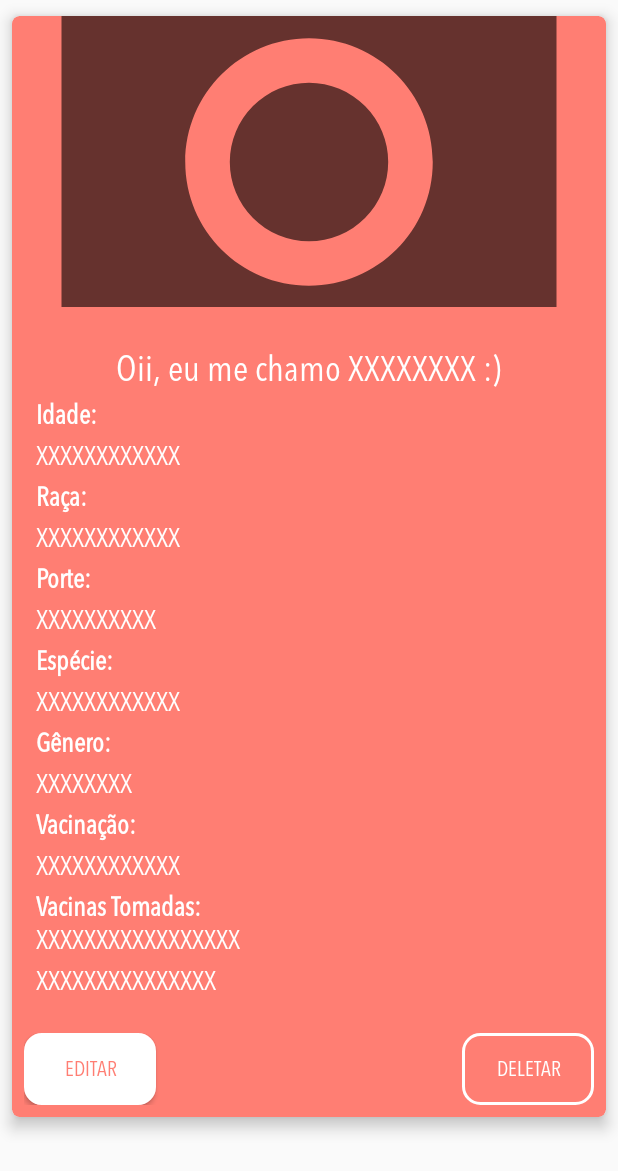
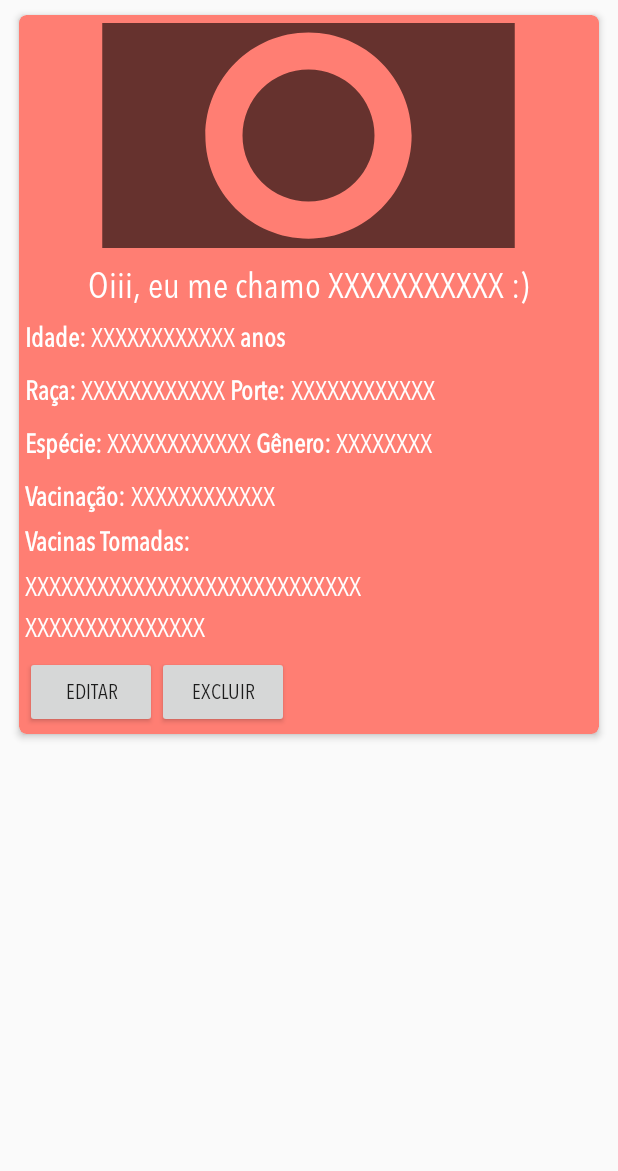
Before and after one commit to farond/AppAnimalDonate, an Android app: the layout anuncio_item.xml on its own in the app's theme, with its tools: preview values and no code run, on a phone screen of 412 x 824 dp. Shown: the top 1171 px of the screen. Run offline under Robolectric (Android 15) with nearby library versions, the phone set to English and light mode, and no system bars.

```diff
--- a/app/src/main/java/br/usjt/appanimaldonate/model/Animal.java
+++ b/app/src/main/java/br/usjt/appanimaldonate/model/Animal.java
@@ -17,6 +17,7 @@ import static androidx.room.ForeignKey.CASCADE;
         childColumns = "usuarioId",
         onDelete = CASCADE))
 public class Animal implements Serializable {
+
 
     @PrimaryKey
     @SerializedName("_id")
@@ -165,6 +166,13 @@ public class Animal implements Serializable {
     public void setUsuarioTelefone(String usuarioTelefone) {
         this.usuarioTelefone = usuarioTelefone;
     }
+    public int getUsuarioId() {
+        return usuarioId;
+    }
+
+    public void setUsuarioId(int usuarioId) {
+        this.usuarioId = usuarioId;
+    }
 
     @Override
     public String toString() {
--- a/app/src/main/java/br/usjt/appanimaldonate/model/AnimalService.java
+++ b/app/src/main/java/br/usjt/appanimaldonate/model/AnimalService.java
@@ -13,21 +13,21 @@ import retrofit2.http.Path;
 
 public interface AnimalService {
 
-    @GET("/api/abe319b0ec074dca8c75151ea289aafa/animal")
+    @GET("/api/2829e58641a3416a9ef606e64bfe2c96/animal")
     Call<List<Animal>> getAllAnimais();
 
 
-    @POST("/api/abe319b0ec074dca8c75151ea289aafa/animal")
+    @POST("/api/2829e58641a3416a9ef606e64bfe2c96/animal")
     Call<ResponseBody> salvarAnimal(
             @Body
                     Animal animal);
 
-    @PUT("/api/abe319b0ec074dca8c75151ea289aafa/animal/{id}")
+    @PUT("/api/2829e58641a3416a9ef606e64bfe2c96/animal/{id}")
     Call<ResponseBody> alterarAnimal(
             @Path("id") String id,
             @Body AnimalPut animalPut);
 
-    @DELETE("/api/abe319b0ec074dca8c75151ea289aafa/animal/{id}")
+    @DELETE("/api/2829e58641a3416a9ef606e64bfe2c96/animal/{id}")
     Call<ResponseBody> deletarAnimal(
             @Path("id") String id);
 
--- a/app/src/main/java/br/usjt/appanimaldonate/ui/AnunciosAdapter.java
+++ b/app/src/main/java/br/usjt/appanimaldonate/ui/AnunciosAdapter.java
@@ -1,6 +1,5 @@
 package br.usjt.appanimaldonate.ui;
 
-import android.annotation.SuppressLint;
 import android.view.LayoutInflater;
 import android.view.View;
 import android.view.ViewGroup;
@@ -17,7 +16,6 @@ import java.util.List;
 import br.usjt.appanimaldonate.R;
 import br.usjt.appanimaldonate.model.Animal;
 import br.usjt.appanimaldonate.model.AnimalRepository;
-import br.usjt.appanimaldonate.model.AnimalService;
 import br.usjt.appanimaldonate.model.AnimalViewModel;
 import br.usjt.appanimaldonate.util.ImageUtil;
 
@@ -26,9 +24,8 @@ public class AnunciosAdapter extends RecyclerView.Adapter<AnunciosAdapter.Anunci
     private List<Animal> results = new ArrayList<>();
     private static AnunciosAdapter.ItemClickListener itemClickListener;
     private ItemClickListener ClickListener;
-    private AnimalViewModel animalViewModel;
     private AnimalRepository animalRepository;
-
+    private Animal animal;
 
     @NonNull
     @Override
@@ -39,7 +36,6 @@ public class AnunciosAdapter extends RecyclerView.Adapter<AnunciosAdapter.Anunci
         return new AnunciosAdapter.AnunciosHolder(itemView);
     }
 
-    @SuppressLint("SetTextI18n")
     @Override
     public void onBindViewHolder(@NonNull AnunciosAdapter.AnunciosHolder holder, int position) {
 
@@ -49,12 +45,6 @@ public class AnunciosAdapter extends RecyclerView.Adapter<AnunciosAdapter.Anunci
         holder.textViewEspecieAnimal.setText(animal.getEspecieAnimal());
         holder.textViewRacaAnimal.setText(animal.getRacaAnimal());
         holder.textViewPorteAnimal.setText(animal.getPorteAnimal());
-        if (animal.getPorteAnimal().equals("Selecione o Porte")){
-            holder.textViewPorteAnimal.setText("Não informado");
-        }
-        else{
-            holder.textViewPorteAnimal.setText(animal.getPorteAnimal());
-        }
         holder.textViewGeneroAnimal.setText(animal.getGeneroAnimal());
         holder.textViewIdadeAnimal.setText(animal.getIdadeAnimal());
         if(animal.isVacina()){
@@ -78,12 +68,6 @@ public class AnunciosAdapter extends RecyclerView.Adapter<AnunciosAdapter.Anunci
         }
 
         holder.textViewInformacaoAnimal.setText(animal.getInformacao());
-        if(animal.getInformacao().equals("")){
-            holder.textViewInformacaoAnimal.setText("Vacinas não informadas");
-        }
-        else{
-            holder.textViewInformacaoAnimal.setText(animal.getInformacao());
-        }
     }
 
     @Override
@@ -109,7 +93,7 @@ public class AnunciosAdapter extends RecyclerView.Adapter<AnunciosAdapter.Anunci
         private TextView textViewCastracaoAnimal;
         private TextView textViewInformacaoAnimal;
         private Button editarAnuncioButton;
-        private Button deletarAnuncioButton;
+        private Button excluirAnuncioButton;
         private ImageView fotoCard;
 
 
@@ -126,8 +110,22 @@ public class AnunciosAdapter extends RecyclerView.Adapter<AnunciosAdapter.Anunci
             textViewInformacaoAnimal = itemView.findViewById(R.id.textViewInformacaoVacAnimal);
             fotoCard = itemView.findViewById(R.id.fotoCard);
             editarAnuncioButton = itemView.findViewById(R.id.editarAnuncioButton);
-            deletarAnuncioButton = itemView.findViewById(R.id.deletarAnuncioButton);
             editarAnuncioButton.setOnClickListener(this);
+            excluirAnuncioButton = itemView.findViewById(R.id.excluirAnuncioButton);
+            excluirAnuncioButton.setOnClickListener(new View.OnClickListener() {
+                @Override
+                public void onClick(View view) {
+                    Animal animal = new Animal();
+
+                    String id = results.get(getAdapterPosition()).getId();
+
+                    animal.setId(id);
+
+                    animalRepository.deletarAnimal(animal);
+                }
+            });
+
+            itemView.setOnClickListener(this);
 
         }
 
@@ -140,19 +138,12 @@ public class AnunciosAdapter extends RecyclerView.Adapter<AnunciosAdapter.Anunci
     }
 
 
-
     public void setOnItemClickListener(AnunciosAdapter.ItemClickListener itemClickListener){
         this.itemClickListener = itemClickListener;
     }
-
 
     public interface ItemClickListener {
         void onClick(int position, Animal animal);
     }
 
-
-
-
-
-
 }
--- a/app/src/main/res/layout/anuncio_item.xml
+++ b/app/src/main/res/layout/anuncio_item.xml
@@ -1,47 +1,49 @@
 <?xml version="1.0" encoding="utf-8"?>
-<androidx.cardview.widget.CardView
-    xmlns:android="http://schemas.android.com/apk/res/android"
+<androidx.cardview.widget.CardView xmlns:android="http://schemas.android.com/apk/res/android"
     xmlns:app="http://schemas.android.com/apk/res-auto"
     android:layout_width="match_parent"
     android:layout_height="wrap_content"
+    android:layout_marginStart="8dp"
+    android:layout_marginTop="4dp"
+    android:layout_marginEnd="8dp"
+    android:layout_marginBottom="4dp"
+    app:cardBackgroundColor="@color/colorPrimary"
     app:cardCornerRadius="5dp"
-    app:cardElevation="6dp"
-    app:cardUseCompatPadding="true"
-    app:cardBackgroundColor="@color/colorPrimary">
+    app:cardElevation="3dp"
+    app:cardUseCompatPadding="true">
 
-    <LinearLayout
+    <androidx.constraintlayout.widget.ConstraintLayout
         android:layout_width="match_parent"
-        android:layout_height="wrap_content"
-        android:orientation="vertical">
-
-        <ImageView
-            android:layout_width="match_parent"
-            android:layout_height="194dp"
-            android:scaleType="centerCrop"
-            android:src="@drawable/ic_photo"
-            android:id="@+id/fotoCard"
-            android:orientation="horizontal"
-            />
+        android:layout_height="wrap_content">
 
         <LinearLayout
             android:layout_width="match_parent"
             android:layout_height="wrap_content"
             android:orientation="vertical"
-            android:padding="16dp">
+            app:layout_constraintStart_toStartOf="parent"
+            app:layout_constraintTop_toTopOf="parent">
+
+            <ImageView
+                android:id="@+id/fotoCard"
+                android:layout_width="330dp"
+                android:layout_height="150dp"
+                android:layout_gravity="center"
+                android:layout_marginTop="5dp"
+                android:adjustViewBounds="true"
+                android:scaleType="centerCrop"
+                android:src="@drawable/ic_photo" />
 
             <LinearLayout
                 android:layout_width="match_parent"
-                android:layout_height="wrap_content"
-                android:gravity="center_horizontal"
-                >
+                android:layout_height="match_parent"
+                android:gravity="center_horizontal">
 
                 <TextView
                     android:id="@+id/textViewMeChamo"
                     android:layout_width="wrap_content"
                     android:layout_height="wrap_content"
                     android:layout_marginTop="10dp"
-                    android:text="Oii, eu me chamo "
-                    android:fontFamily="@font/avenir_condensed"
+                    android:text="Oiii, eu me chamo "
                     android:textColor="@color/white"
                     android:textSize="24dp" />
 
@@ -49,238 +51,246 @@
                     android:id="@+id/textViewNomeAnimal"
                     android:layout_width="wrap_content"
                     android:layout_height="wrap_content"
-                    android:text="XXXXXXXX"
-                    android:fontFamily="@font/avenir_condensed"
+                    android:layout_marginTop="10dp"
+                    android:text="XXXXXXXXXXX"
                     android:textColor="@color/white"
-                    android:textSize="23dp"
-                    android:layout_marginTop="10dp"
-                    />
+                    android:textSize="23dp" />
 
                 <TextView
                     android:id="@+id/textViewIcon"
                     android:layout_width="wrap_content"
                     android:layout_height="wrap_content"
+                    android:layout_marginTop="10dp"
                     android:text=" :)"
-                    android:fontFamily="@font/avenir_condensed"
                     android:textColor="@color/white"
-                    android:textSize="24dp"
-                    android:layout_marginTop="10dp"
-                    />
+                    android:textSize="24dp" />
+
             </LinearLayout>
-
 
             <LinearLayout
                 android:layout_width="match_parent"
-                android:layout_height="wrap_content"
-                android:gravity="center_horizontal"
-                ></LinearLayout>
+                android:layout_height="match_parent"
+                android:layout_margin="4dp">
 
                 <TextView
                     android:id="@+id/textViewAnos"
                     android:layout_width="wrap_content"
                     android:layout_height="wrap_content"
-                android:text="Idade:"
-                android:fontFamily="@font/avenir_condensed"
-                android:textStyle="bold"
+                    android:layout_marginTop="5dp"
+                    android:text="Idade: "
+                    android:textColor="@color/white"
                     android:textSize="18dp"
-                android:textColor="@color/white"
-                android:layout_marginTop="5dp"
-                />
+                    android:textStyle="bold" />
 
                 <TextView
-                android:text="XXXXXXXXXXXX"
                     android:id="@+id/textViewIdadeAnimal"
-                android:textSize="18dp"
-                android:fontFamily="@font/avenir_condensed"
-                android:textColor="@color/white"
                     android:layout_width="wrap_content"
                     android:layout_height="wrap_content"
-                android:layout_marginTop="5dp"/>
+                    android:layout_marginTop="5dp"
+                    android:text="XXXXXXXXXXXX"
+                    android:textColor="@color/white"
+                    android:textSize="18dp" />
+
+                <TextView
+                    android:id="@+id/textViewYears"
+                    android:layout_width="wrap_content"
+                    android:layout_height="wrap_content"
+                    android:layout_marginTop="5dp"
+                    android:text=" anos"
+                    android:textColor="@color/white"
+                    android:textSize="18dp"
+                    android:textStyle="bold" />
+
+            </LinearLayout>
+
+            <LinearLayout
+                android:layout_width="match_parent"
+                android:layout_height="match_parent"
+                android:layout_margin="4dp">
 
                 <TextView
                     android:id="@+id/textViewInfoRaca"
                     android:layout_width="wrap_content"
                     android:layout_height="wrap_content"
-                android:text="Raça:"
-                android:textStyle="bold"
-                android:fontFamily="@font/avenir_condensed"
+                    android:layout_marginTop="5dp"
+                    android:text="Raça: "
+                    android:textColor="@color/white"
                     android:textSize="18dp"
-                android:textColor="@color/white"
-                android:layout_marginTop="5dp"
-                />
+                    android:textStyle="bold" />
 
                 <TextView
-                android:text="XXXXXXXXXXXX"
                     android:id="@+id/textViewRacaAnimal"
-                android:textColor="@color/white"
                     android:layout_width="wrap_content"
                     android:layout_height="wrap_content"
-                android:fontFamily="@font/avenir_condensed"
-                android:textSize="18dp"
-                android:layout_marginTop="5dp"/>
+                    android:layout_marginTop="5dp"
+                    android:text="XXXXXXXXXXXX"
+                    android:textColor="@color/white"
+                    android:textSize="18dp" />
 
                 <TextView
                     android:id="@+id/textViewInfoPorte"
                     android:layout_width="wrap_content"
                     android:layout_height="wrap_content"
-                android:text="Porte:"
-                android:fontFamily="@font/avenir_condensed"
-                android:textStyle="bold"
+                    android:layout_marginTop="5dp"
+                    android:text=" Porte: "
+                    android:textColor="@color/white"
                     android:textSize="18dp"
-                android:textColor="@color/white"
-                android:layout_marginTop="5dp"
-                />
+                    android:textStyle="bold" />
 
                 <TextView
-                android:text="XXXXXXXXXX"
                     android:id="@+id/textViewPorteAnimal"
-                android:textSize="18dp"
-                android:fontFamily="@font/avenir_condensed"
-                android:textColor="@color/white"
                     android:layout_width="wrap_content"
                     android:layout_height="wrap_content"
-                android:layout_marginTop="5dp"/>
+                    android:layout_marginTop="5dp"
+                    android:text="XXXXXXXXXXXX"
+                    android:textColor="@color/white"
+                    android:textSize="18dp" />
+
+            </LinearLayout>
+
+            <LinearLayout
+                android:layout_width="match_parent"
+                android:layout_height="match_parent"
+                android:layout_margin="4dp">
 
                 <TextView
                     android:id="@+id/textViewInfoEspecie"
                     android:layout_width="wrap_content"
                     android:layout_height="wrap_content"
-                android:text="Espécie:"
+                    android:layout_marginTop="5dp"
+                    android:text="Espécie: "
+                    android:textColor="@color/white"
                     android:textSize="18dp"
-                android:fontFamily="@font/avenir_condensed"
-                android:textStyle="bold"
-                android:textColor="@color/white"
-                android:layout_marginTop="5dp"
-                />
+                    android:textStyle="bold" />
 
                 <TextView
-                android:text="XXXXXXXXXXXX"
                     android:id="@+id/textViewEspecieAnimal"
-                android:textColor="@color/white"
-                android:textSize="18dp"
-                android:fontFamily="@font/avenir_condensed"
                     android:layout_width="wrap_content"
                     android:layout_height="wrap_content"
-                android:layout_marginTop="5dp"/>
+                    android:layout_marginTop="5dp"
+                    android:text="XXXXXXXXXXXX"
+                    android:textColor="@color/white"
+                    android:textSize="18dp" />
 
                 <TextView
                     android:id="@+id/textViewInfoGenero"
                     android:layout_width="wrap_content"
                     android:layout_height="wrap_content"
-                android:text="Gênero:"
+                    android:layout_marginTop="5dp"
+                    android:text=" Gênero: "
+                    android:textColor="@color/white"
                     android:textSize="18dp"
-                android:fontFamily="@font/avenir_condensed"
-                android:textColor="@color/white"
-                android:textStyle="bold"
-                android:layout_marginTop="5dp"
-                />
+                    android:textStyle="bold" />
 
                 <TextView
-                android:text="XXXXXXXX"
                     android:id="@+id/textViewGeneroAnimal"
-                android:textColor="@color/white"
-                android:textSize="18dp"
-                android:fontFamily="@font/avenir_condensed"
                     android:layout_width="wrap_content"
                     android:layout_height="wrap_content"
-                android:layout_marginTop="5dp"/>
+                    android:layout_marginTop="5dp"
+                    android:text="XXXXXXXX"
+                    android:textColor="@color/white"
+                    android:textSize="18dp" />
+
+            </LinearLayout>
+
+            <LinearLayout
+                android:layout_width="match_parent"
+                android:layout_height="match_parent"
+                android:layout_margin="4dp">
 
                 <TextView
                     android:id="@+id/textViewInfoVacina"
                     android:layout_width="wrap_content"
                     android:layout_height="wrap_content"
-                android:text="Vacinação:"
-                android:fontFamily="@font/avenir_condensed"
-                android:textStyle="bold"
+                    android:layout_marginTop="5dp"
+                    android:text="Vacinação: "
+                    android:textColor="@color/white"
                     android:textSize="18dp"
-                android:textColor="@color/white"
-                android:layout_marginTop="5dp"
-                />
+                    android:textStyle="bold" />
 
                 <TextView
-                android:text="XXXXXXXXXXXX"
                     android:id="@+id/textViewVacinaAnimal"
-                android:textColor="@color/white"
-                android:textSize="18dp"
-                android:fontFamily="@font/avenir_condensed"
                     android:layout_width="wrap_content"
                     android:layout_height="wrap_content"
-                android:layout_marginTop="5dp"/>
+                    android:layout_marginTop="5dp"
+                    android:text="XXXXXXXXXXXX"
+                    android:textColor="@color/white"
+                    android:textSize="18dp" />
 
+            </LinearLayout>
 
             <TextView
                 android:id="@+id/textViewInfoVacinass"
                 android:layout_width="wrap_content"
                 android:layout_height="wrap_content"
+                android:layout_margin="4dp"
                 android:layout_marginTop="5dp"
                 android:text="Vacinas Tomadas:"
-                android:fontFamily="@font/avenir_condensed"
                 android:textColor="@color/white"
                 android:textSize="18dp"
                 android:textStyle="bold" />
 
-            <TextView
-                android:text="XXXXXXXXXXXXXXXXX"
-                android:id="@+id/textViewInformacaoVacAnimal"
-                android:textColor="@color/white"
-                android:textSize="18dp"
-                android:fontFamily="@font/avenir_condensed"
-                android:layout_width="match_parent"
-                android:layout_height="wrap_content"/>
+            <LinearLayout
+                android:id="@+id/layoutDadosAnuncio"
+                android:layout_width="wrap_content"
+                android:layout_height="wrap_content"
+                android:layout_margin="4dp"
+                android:orientation="vertical"
+                app:layout_constraintStart_toStartOf="parent"
+                app:layout_constraintTop_toTopOf="parent">
 
                 <TextView
+                    android:id="@+id/textViewInformacaoVacAnimal"
+                    android:layout_width="match_parent"
+                    android:layout_height="wrap_content"
+                    android:text="XXXXXXXXXXXXXXXXXXXXXXXXXXXX"
+                    android:textColor="@color/white"
+                    android:textSize="18dp" />
+
+                <TextView
+                    android:id="@+id/textViewCastracaoAnimal"
+                    android:layout_width="match_parent"
+                    android:layout_height="wrap_content"
+                    android:layout_marginTop="5dp"
                     android:text="XXXXXXXXXXXXXXX"
-                android:id="@+id/textViewCastracaoAnimal"
                     android:textColor="@color/white"
-                android:layout_width="match_parent"
-                android:textSize="18dp"
-                android:fontFamily="@font/avenir_condensed"
-                android:layout_height="wrap_content"
-                android:layout_marginTop="5dp"/>
+                    android:textSize="18dp" />
 
             </LinearLayout>
 
-
-        <RelativeLayout
-            android:layout_width="match_parent"
-            android:layout_height="match_parent"
-            android:layout_margin="8dp"
-            android:fontFamily="@font/avenir_condensed"
+            <LinearLayout
+                android:id="@+id/layoutBotãoAnuncio"
+                android:layout_width="wrap_content"
+                android:layout_height="wrap_content"
+                android:layout_margin="4dp"
                 android:orientation="horizontal"
-            >
+                app:layout_constraintStart_toStartOf="parent"
+                app:layout_constraintTop_toTopOf="parent">
 
                 <Button
                     android:id="@+id/editarAnuncioButton"
                     android:layout_width="wrap_content"
                     android:layout_height="wrap_content"
                     android:text="Editar"
-                android:layout_alignParentLeft="true"
-                android:textColor="@color/colorPrimary"
-                android:background="@drawable/adocaoroundbutton"
                     app:layout_constraintStart_toStartOf="parent"
                     app:layout_constraintTop_toTopOf="parent">
 
                 </Button>
 
                 <Button
-                android:id="@+id/deletarAnuncioButton"
+                    android:id="@+id/excluirAnuncioButton"
                     android:layout_width="wrap_content"
                     android:layout_height="wrap_content"
-                android:background="@drawable/deletarroundbutton"
-                android:text="Deletar"
-                android:layout_alignParentRight="true"
-                android:textColor="@color/white"
+                    android:text="Excluir"
                     app:layout_constraintStart_toStartOf="parent"
                     app:layout_constraintTop_toTopOf="parent">
 
                 </Button>
 
-
-    </RelativeLayout>
+            </LinearLayout>
 
         </LinearLayout>
 
-
-
+    </androidx.constraintlayout.widget.ConstraintLayout>
 
 </androidx.cardview.widget.CardView>
```
Lines whose indentation alone changed are shown as unchanged.
